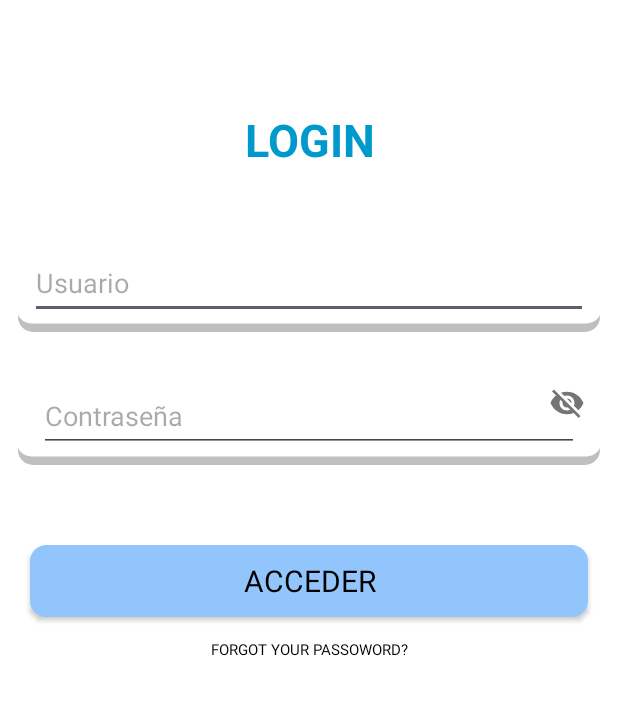
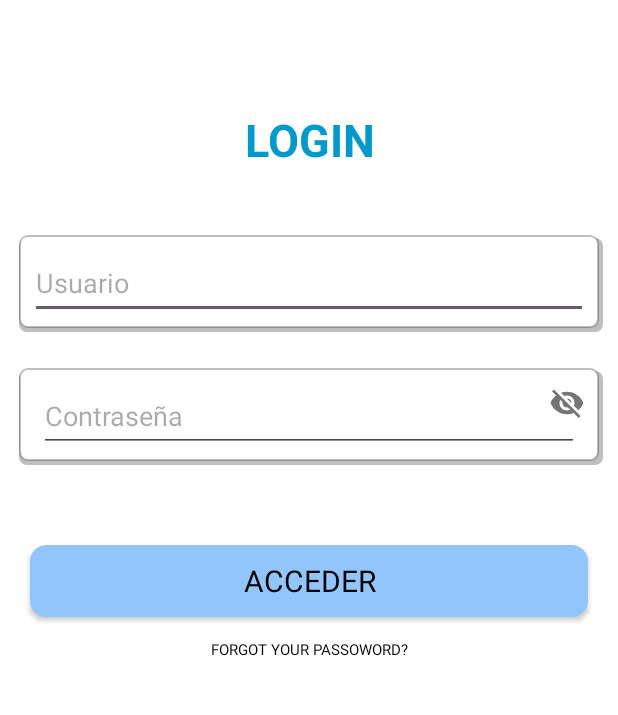
Before and after one commit to elavincho/ClubDeportivoApp, an Android app: the screen it shows after launch (MainActivity), on a phone screen of 412 x 824 dp, the part 479-1194 px from its top. Run offline under Robolectric (Android 15) with nearby library versions, the phone set to English and light mode, and no system bars.

Commit message:
Modifico text input login

```diff
--- a/app/src/main/res/drawable/bg_text_input.xml
+++ b/app/src/main/res/drawable/bg_text_input.xml
@@ -3,31 +3,31 @@
 
     <!-- Capa 1: Sombra inferior -->
     <item
-        android:top="4dp"
-        android:left="2dp"
-        android:right="2dp"
+        android:top="3dp"
+        android:left="3dp"
+        android:right="0dp"
         android:bottom="0dp">
         <shape android:shape="rectangle">
-            <corners android:radius="10dp" />
+            <corners android:radius="5dp" />
             <solid android:color="#40000000" /> <!-- Color de sombra (negro semi-transparente) -->
         </shape>
     </item>
 
     <!-- Capa 2: Contenido principal (tu shape original) -->
     <item
-        android:top="0dp"
-        android:left="0dp"
-        android:right="0dp"
-        android:bottom="5dp"> <!-- Ajuste para que la sombra se vea -->
+        android:top="1dp"
+        android:left="3dp"
+        android:right="3dp"
+        android:bottom="3dp"> <!-- Ajuste para que la sombra se vea -->
         <shape android:shape="rectangle">
-            <!-- Borde transparente de 2dp -->
+            <!-- Borde  -->
             <stroke
-                android:width="2dp"
-                android:color="#00FFFFFF" />
+                android:width="1dp"
+                android:color="#40000000" />
 
             <!-- Esquinas ligeramente redondeadas -->
             <corners
-                android:radius="10dp" />
+                android:radius="5dp" />
 
             <!-- Fondo gris -->
             <solid
```
